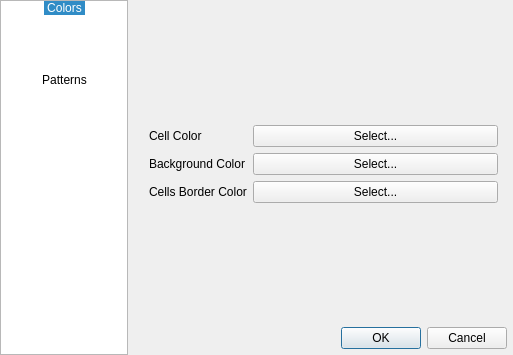
Old version of the form configdialog.ui in the repository darthtenebrus/kglife.
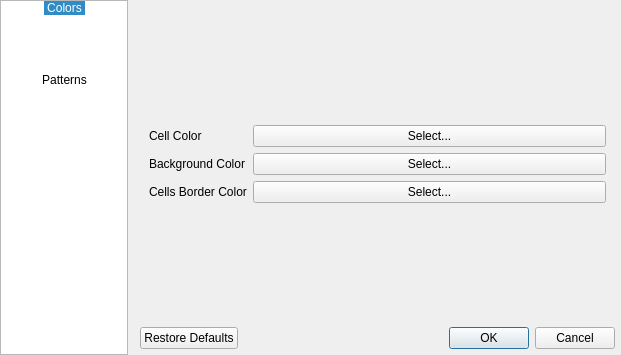
New version of the form. Icons and pictures are not drawn.

Commit message: advanced color dialog + interface enhancement + translation

```diff
--- a/configdialog.ui
+++ b/configdialog.ui
@@ -6,7 +6,7 @@
    <rect>
     <x>0</x>
     <y>0</y>
-    <width>513</width>
+    <width>621</width>
     <height>355</height>
    </rect>
   </property>
@@ -197,7 +197,7 @@
      <item>
       <widget class="QDialogButtonBox" name="buttonBox">
        <property name="standardButtons">
-        <set>QDialogButtonBox::Cancel|QDialogButtonBox::Ok</set>
+        <set>QDialogButtonBox::Cancel|QDialogButtonBox::Ok|QDialogButtonBox::RestoreDefaults</set>
        </property>
       </widget>
      </item>
```
The commit also changes 5 other files.
